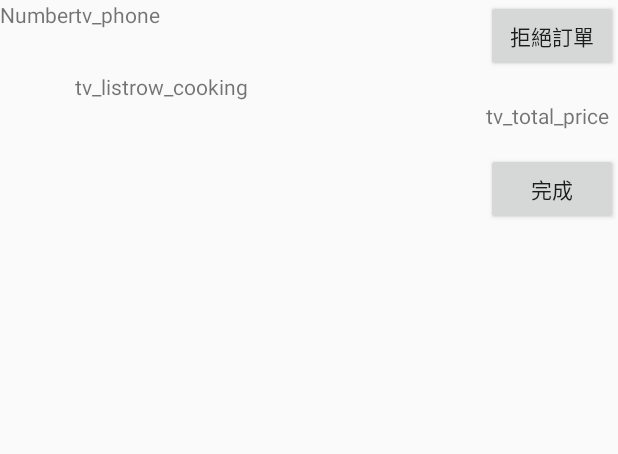
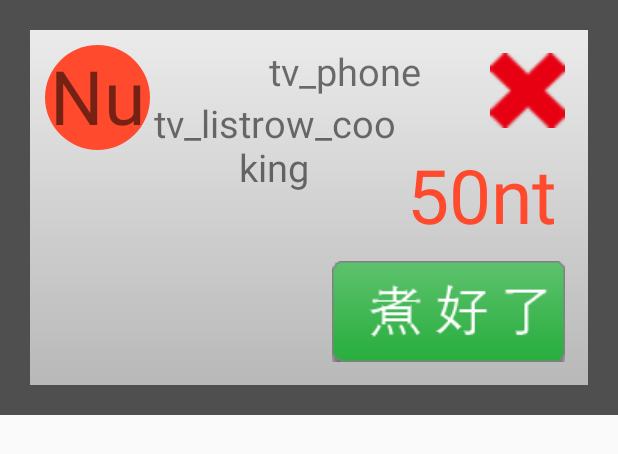
Before and after one commit to heronyang/plate-vendor, an Android app: the layout listrow_cooking.xml on its own in the app's theme, with its tools: preview values and no code run, on a phone screen of 412 x 824 dp. Shown: the top 454 px of the screen. Run offline under Robolectric (Android 15) with nearby library versions, the phone set to English and light mode, and no system bars.

Commit message:
vendor demo layout done

```diff
--- a/Vendor/src/main/java/tw/plate/vendor/CookingFragment.java
+++ b/Vendor/src/main/java/tw/plate/vendor/CookingFragment.java
@@ -119,7 +119,7 @@ public class CookingFragment extends Fragment {
             }
             //output += "total : " + totalPrice;
 
-            viewHolder.tv_totalPrice.setText(totalPrice+"");
+            viewHolder.tv_totalPrice.setText(totalPrice+" 元");
             viewHolder.tv_phone.setText(orders_cooking.get(arg0).user.username +"");
             viewHolder.tv_slip_number.setText(o.pos_slip_number+"");
             viewHolder.tv_listrow_cooking.setText(output);
--- /dev/null
+++ b/Vendor/src/main/res/drawable/silver_background.xml
@@ -0,0 +1,8 @@
+<?xml version="1.0" encoding="utf-8"?>
+<shape xmlns:android="http://schemas.android.com/apk/res/android" >
+    <gradient
+        android:angle="270"
+        android:endColor="@color/color_1_grad2"
+        android:startColor="@color/color_1_grad1" />
+
+</shape>
--- a/Vendor/src/main/res/layout/fragment_cooking.xml
+++ b/Vendor/src/main/res/layout/fragment_cooking.xml
@@ -12,6 +12,7 @@
         android:layout_width="400dp"
         android:layout_height="match_parent" />
     <ListView
+        android:background="@color/color_2"
         android:id="@+id/lv_cooking"
         android:layout_width="match_parent"
         android:layout_height="match_parent" />
--- a/Vendor/src/main/res/layout/listrow_cooking.xml
+++ b/Vendor/src/main/res/layout/listrow_cooking.xml
@@ -1,62 +1,85 @@
 <?xml version="1.0" encoding="utf-8"?>
+<LinearLayout
+    android:layout_width="wrap_content"
+    android:layout_height="wrap_content"
+    android:padding="20dp"
+    android:background="@color/color_2"
+    xmlns:android="http://schemas.android.com/apk/res/android">
 
     <RelativeLayout xmlns:android="http://schemas.android.com/apk/res/android"
         android:orientation="horizontal"
-    android:layout_width="match_parent"
-    android:layout_height="match_parent">
+        android:padding="10dp"
+        android:background="@drawable/silver_background"
+        android:layout_width="wrap_content"
+        android:layout_height="wrap_content"
+        >
 
         <TextView
             android:layout_width="wrap_content"
             android:layout_height="wrap_content"
+            android:textSize="25sp"
             android:text="tv_listrow_cooking"
             android:gravity="center"
             android:id="@+id/tv_listrow_cooking"
-        android:layout_below="@+id/tv_slip_number"
-        android:layout_toRightOf="@+id/tv_slip_number" />
+            android:layout_below="@+id/tv_phone"
+            android:layout_toRightOf="@+id/tv_slip_number"
+            android:layout_toLeftOf="@+id/tv_total_price" />
 
         <Button
-        android:layout_width="wrap_content"
-        android:layout_height="wrap_content"
+            android:layout_margin="5dp"
+            android:layout_width="50dp"
+            android:layout_height="50dp"
             android:id="@+id/cancel_order_button"
-        android:text="@string/cancel_order_button"
+            android:background="@drawable/btn_cancel"
             android:layout_alignParentTop="true"
             android:layout_alignParentRight="true" />
 
         <Button
+            android:layout_margin="5dp"
             android:layout_width="wrap_content"
             android:layout_height="wrap_content"
             android:id="@+id/finish_order_button"
-        android:text="@string/finish_order_button"
+            android:background="@drawable/btn_done"
+            android:layout_below="@+id/tv_total_price"
+            android:layout_alignParentRight="true"
             android:layout_alignParentEnd="true"
-        android:layout_below="@+id/cancel_order_button"
-        android:layout_alignParentRight="true"
-        android:layout_marginTop="54dp" />
+            android:gravity="bottom"
+            />
+
+        <TextView
+            android:layout_width="70dp"
+            android:layout_height="70dp"
+            android:gravity="center"
+            android:textSize="50sp"
+            android:background="@drawable/circle_02"
+            android:text="Number"
+            android:id="@+id/tv_slip_number"
+            android:layout_alignParentTop="true"
+            android:layout_alignParentLeft="true"/>
 
         <TextView
             android:layout_width="wrap_content"
             android:layout_height="wrap_content"
-        android:text="Number"
-        android:id="@+id/tv_slip_number"
-        android:layout_alignParentTop="true"
-        android:layout_alignParentLeft="true"
-        android:layout_above="@+id/finish_order_button" />
-
-    <TextView
-        android:layout_width="wrap_content"
-        android:layout_height="wrap_content"
+            android:textSize="25sp"
             android:text="tv_phone"
             android:id="@+id/tv_phone"
             android:layout_alignParentTop="true"
-        android:layout_toRightOf="@+id/tv_slip_number" />
+            android:layout_toRightOf="@+id/tv_slip_number"
+            android:layout_marginLeft="79dp" />
 
         <TextView
+            android:layout_margin="5dp"
             android:layout_width="wrap_content"
             android:layout_height="wrap_content"
-        android:text="tv_total_price"
+            android:textSize="50sp"
+            android:textColor="#ff4a2d"
+            android:text="50nt"
             android:id="@+id/tv_total_price"
-        android:layout_below="@+id/tv_listrow_cooking"
-        android:layout_alignLeft="@+id/finish_order_button" />
+            android:layout_below="@+id/cancel_order_button"
+            android:layout_alignRight="@+id/finish_order_button" />
 
         <!-- android:textSize="@dimen/box_textsize" -->
 
     </RelativeLayout>
+
+</LinearLayout>
--- /dev/null
+++ b/Vendor/src/main/res/values/colors.xml
@@ -0,0 +1,11 @@
+<?xml version="1.0" encoding="utf-8"?>
+<resources>
+
+    <color name="color_1_grad1">#ebebeb</color>
+    <color name="color_1_grad2">#b8b8b8</color>
+
+    <color name="color_2">#4f4f4f</color>
+
+
+
+</resources>
```
Also changed, not shown: Vendor/src/main/res/drawable/btn_cancel.png (added), Vendor/src/main/res/drawable/btn_done.png (added). Lines whose indentation alone changed are shown as unchanged.
